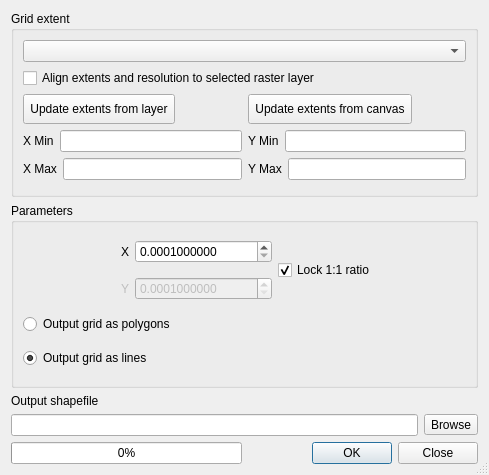
First picture: the form in python/plugins/fTools/tools/frmVectorGrid.ui, repository qgis/QGIS, before the edit.
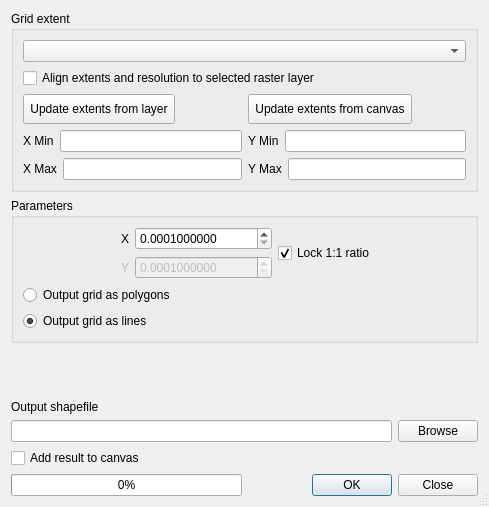
Second picture: the form after the edit.

Commit message: [fTools] homogenize UI (contributed by Salvatore Larosa)

```diff
--- a/python/plugins/fTools/tools/frmVectorGrid.ui
+++ b/python/plugins/fTools/tools/frmVectorGrid.ui
@@ -10,7 +10,7 @@
     <x>0</x>
     <y>0</y>
     <width>489</width>
-    <height>475</height>
+    <height>507</height>
    </rect>
   </property>
   <property name="windowTitle">
@@ -20,7 +20,7 @@
    <bool>true</bool>
   </property>
   <layout class="QGridLayout" name="gridLayout_2">
-   <item row="0" column="0" colspan="2">
+   <item row="0" column="0">
     <widget class="QGroupBox" name="groupBox">
      <property name="title">
       <string>Grid extent</string>
@@ -173,7 +173,7 @@
      </layout>
     </widget>
    </item>
-   <item row="1" column="0" colspan="2">
+   <item row="1" column="0">
     <widget class="QGroupBox" name="gridBox">
      <property name="title">
       <string>Parameters</string>
@@ -304,6 +304,19 @@
     </widget>
    </item>
    <item row="2" column="0">
+    <spacer name="verticalSpacer">
+     <property name="orientation">
+      <enum>Qt::Vertical</enum>
+     </property>
+     <property name="sizeHint" stdset="0">
+      <size>
+       <width>20</width>
+       <height>40</height>
+      </size>
+     </property>
+    </spacer>
+   </item>
+   <item row="3" column="0">
     <widget class="QLabel" name="label_2">
      <property name="sizePolicy">
       <sizepolicy hsizetype="Fixed" vsizetype="Fixed">
@@ -316,7 +329,7 @@
      </property>
     </widget>
    </item>
-   <item row="3" column="0" colspan="2">
+   <item row="4" column="0">
     <layout class="QHBoxLayout">
      <item>
       <widget class="QLineEdit" name="outShape">
@@ -326,7 +339,7 @@
       </widget>
      </item>
      <item>
-      <widget class="QToolButton" name="toolOut">
+      <widget class="QPushButton" name="toolOut">
        <property name="text">
         <string>Browse</string>
        </property>
@@ -334,7 +347,16 @@
      </item>
     </layout>
    </item>
-   <item row="4" column="0">
+   <item row="5" column="0">
+    <widget class="QCheckBox" name="addToCanvasCheck">
+     <property name="text">
+      <string>Add result to canvas</string>
+     </property>
+    </widget>
+   </item>
+   <item row="6" column="0">
+    <layout class="QHBoxLayout" name="horizontalLayout">
+     <item>
     <widget class="QProgressBar" name="progressBar">
      <property name="value">
       <number>0</number>
@@ -347,7 +369,7 @@
      </property>
     </widget>
    </item>
-   <item row="4" column="1">
+     <item>
     <widget class="QDialogButtonBox" name="buttonBox_2">
      <property name="orientation">
       <enum>Qt::Horizontal</enum>
@@ -356,6 +378,8 @@
       <set>QDialogButtonBox::Close|QDialogButtonBox::Ok</set>
      </property>
     </widget>
+     </item>
+    </layout>
    </item>
   </layout>
  </widget>
```
Lines whose indentation alone changed are shown as unchanged. The commit also changes 26 other files.
